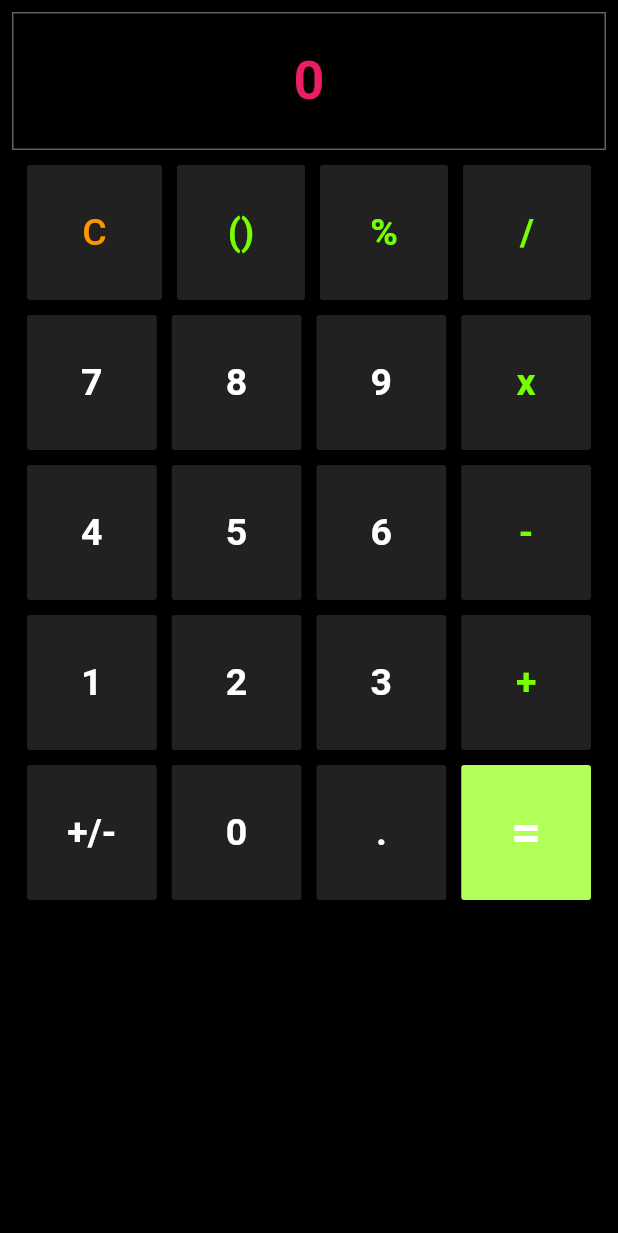
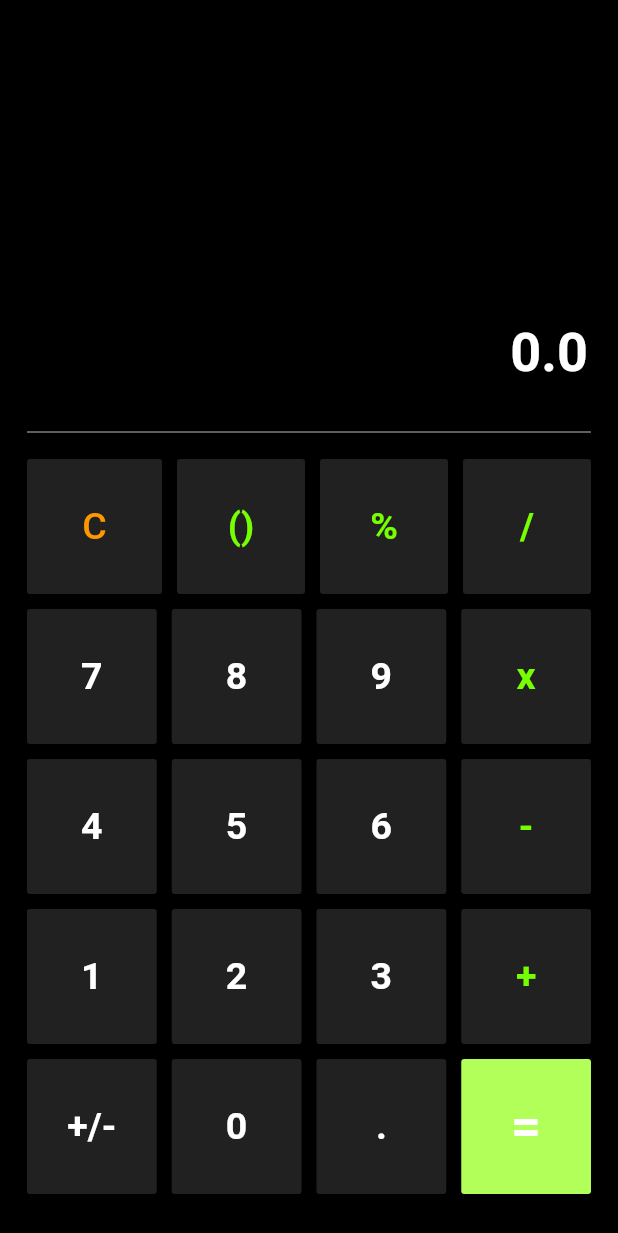
Before and after one commit to mistrypavankumar/flutter-calculator-app, a Flutter app: the screen it shows after launch, after a tap on an icon or button, on a phone screen of 412 x 824 dp. Shown: the top 1233 px of the screen. Run offline on Flutter 3.47's test engine with Material 2 defaults, Android fonts, the phone set to English and light mode, and no system bars.

```diff
--- a/lib/main.dart
+++ b/lib/main.dart
@@ -29,22 +29,22 @@ class _MyHomeScreenState extends State<MyHomeScreen> {
   String output = "0";
 
   String _output = "0";
-  double num1 = 0.0;
-  double num2 = 0.0;
+  int num1 = 0;
+  int num2 = 0;
   String operand = "";
 
   buttonPressed(String buttonText) {
-    if (buttonText == "CLEAR") {
+    if (buttonText == "C") {
       _output = "0";
-      num1 = 0.0;
-      num2 = 0.0;
+      num1 = 0;
+      num2 = 0;
       operand = "";
     } else if (buttonText == "+" ||
         buttonText == "-" ||
         buttonText == "/" ||
         buttonText == "x" ||
         buttonText == "%") {
-      num1 = double.parse(output);
+      num1 = int.parse(output);
 
       operand = buttonText;
       _output = "0";
@@ -55,37 +55,29 @@ class _MyHomeScreenState extends State<MyHomeScreen> {
         _output = _output + buttonText;
       }
     } else if (buttonText == "=") {
-      num2 = double.parse(output);
+      num2 = int.parse(output);
 
       if (buttonText == "+") {
         _output = (num1 + num2).toString();
+      } else if (buttonText == "-") {
+        _output = (num1 - num2).toString();
+      } else if (buttonText == "/") {
+        _output = (num1 / num2).toString();
+      } else if (buttonText == "x") {
+        _output = (num1 * num2).toString();
+      } else if (buttonText == "%") {
+        _output = (num1 % num2).toString();
+      } else {
+        num1 = 0;
+        num2 = 0;
+        operand = "";
       }
-
-      if (buttonText == "-") {
-        _output = (num1 - num2).toString();
-      }
-
-      if (buttonText == "/") {
-        _output = (num1 / num2).toString();
-      }
-
-      if (buttonText == "x") {
-        _output = (num1 * num2).toString();
-      }
-
-      if (buttonText == "%") {
-        _output = (num1 % num2).toString();
-      }
-
-      num1 = 0.0;
-      num2 = 0.0;
-      operand = "";
     } else {
       _output = _output + buttonText;
     }
 
     setState(() {
-      output = double.parse(_output).toStringAsFixed(2);
+      output = double.parse(_output).toStringAsFixed(1);
     });
   }
 
@@ -97,8 +89,8 @@ class _MyHomeScreenState extends State<MyHomeScreen> {
         height: 90,
         margin: EdgeInsets.all(5),
         child: RaisedButton(
-          splashColor: Colors.grey[900],
-          highlightColor: Colors.grey,
+          splashColor: Colors.grey[800],
+          highlightColor: Colors.grey[800],
           color: Colors.grey[900],
           child: Text(
             buttonText,
@@ -121,6 +113,8 @@ class _MyHomeScreenState extends State<MyHomeScreen> {
         height: 90,
         margin: EdgeInsets.all(5),
         child: RaisedButton(
+          splashColor: Colors.grey[800],
+          highlightColor: Colors.grey[800],
           color: Colors.grey[900],
           child: Text(
             buttonText,
@@ -130,7 +124,7 @@ class _MyHomeScreenState extends State<MyHomeScreen> {
               fontWeight: FontWeight.w600,
             ),
           ),
-          onPressed: () {},
+          onPressed: () => buttonPressed(buttonText),
         ),
       ),
     );
@@ -144,7 +138,7 @@ class _MyHomeScreenState extends State<MyHomeScreen> {
         margin: EdgeInsets.all(5),
         child: RaisedButton(
           splashColor: Colors.lightGreenAccent[200],
-          hoverColor: Colors.lightGreenAccent[300],
+          highlightColor: Colors.lightGreenAccent[300],
           color: Colors.lightGreenAccent[200],
           child: Text(
             buttonText,
@@ -154,7 +148,7 @@ class _MyHomeScreenState extends State<MyHomeScreen> {
               fontWeight: FontWeight.w600,
             ),
           ),
-          onPressed: () {},
+          onPressed: () => buttonPressed(buttonText),
         ),
       ),
     );
@@ -165,38 +159,40 @@ class _MyHomeScreenState extends State<MyHomeScreen> {
     return Scaffold(
       appBar: null,
       backgroundColor: Colors.black,
-      body: Container(
-        // margin: EdgeInsets.symmetric(vertical: 150.0),
+      body: Center(
+        child: Container(
+          margin: EdgeInsets.only(bottom: 10),
           child: Padding(
             padding: const EdgeInsets.all(8.0),
             child: Column(
+              crossAxisAlignment: CrossAxisAlignment.center,
+              mainAxisSize: MainAxisSize.max,
+              mainAxisAlignment: MainAxisAlignment.end,
               children: [
                 Container(
-                decoration: BoxDecoration(
-                  border: Border.all(
-                    color: Colors.grey[700],
-                    width: 1.0,
-                  ),
-                ),
                   width: MediaQuery.of(context).size.width,
-                alignment: Alignment.center,
                   padding: EdgeInsets.symmetric(vertical: 24, horizontal: 12),
                   child: Text(
                     output,
+                    textAlign: TextAlign.end,
                     style: TextStyle(
                       fontSize: 36,
                       fontWeight: FontWeight.bold,
-                    color: Colors.pink,
+                      color: Colors.white,
                     ),
                   ),
                 ),
 
                 // Divide function
-              //Divider(),
+                Container(
+                  margin: EdgeInsets.symmetric(horizontal: 10.0),
+                  child: Divider(
+                    color: Colors.grey[400],
+                  ),
+                ),
 
                 Container(
                   padding: EdgeInsets.all(5.0),
-                alignment: Alignment.bottomCenter,
                   child: Container(
                     child: Column(
                       children: [
@@ -210,6 +206,8 @@ class _MyHomeScreenState extends State<MyHomeScreen> {
                                   borderRadius: BorderRadius.circular(10)),
                               margin: EdgeInsets.all(5),
                               child: RaisedButton(
+                                splashColor: Colors.grey[800],
+                                highlightColor: Colors.grey[800],
                                 color: Colors.grey[900],
                                 child: Text(
                                   "C",
@@ -218,7 +216,7 @@ class _MyHomeScreenState extends State<MyHomeScreen> {
                                     fontSize: 25.0,
                                   ),
                                 ),
-                              onPressed: () {},
+                                onPressed: () => buttonPressed("C"),
                               ),
                             ),
                             primaryColor("()"),
@@ -270,6 +268,7 @@ class _MyHomeScreenState extends State<MyHomeScreen> {
             ),
           ),
         ),
+      ),
     );
   }
 }
```
Lines whose indentation alone changed are shown as unchanged.
